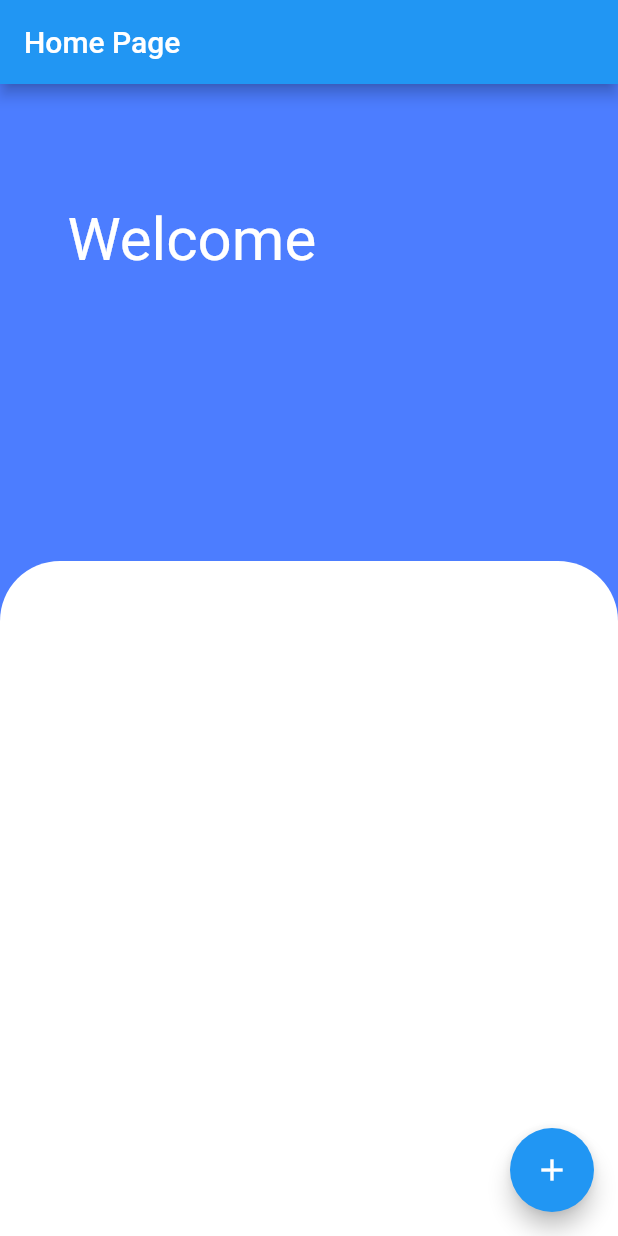
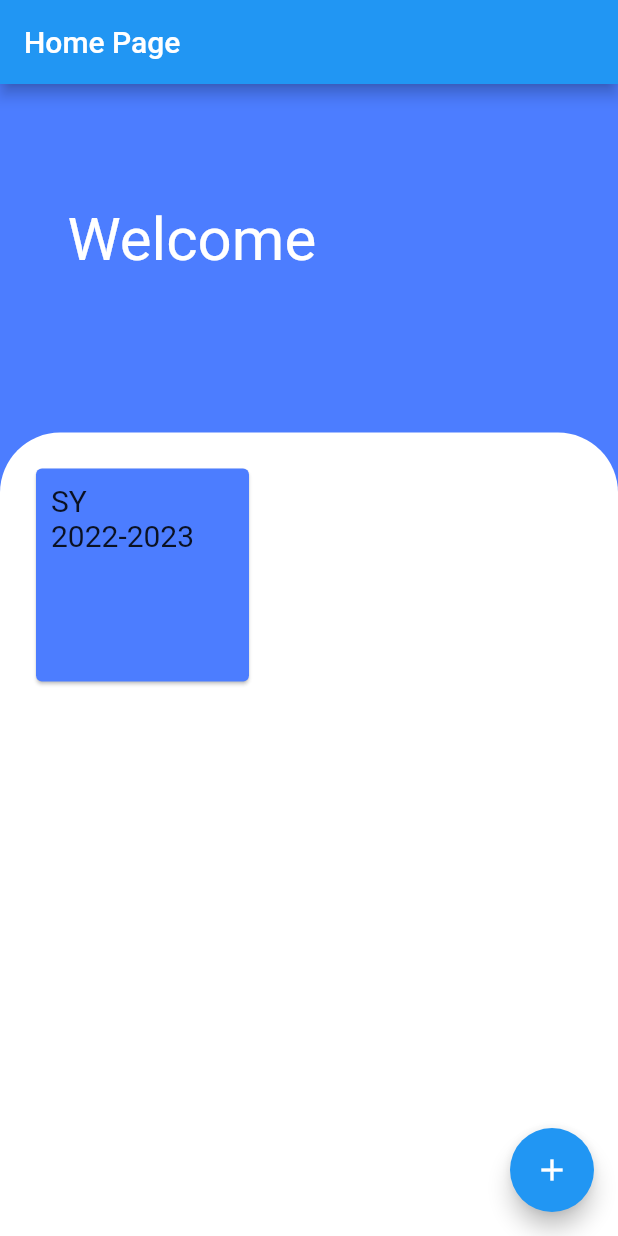
Before and after one commit to nicoitorma/barcode_attendance, a Flutter app: the screen it shows after launch, on a phone screen of 412 x 824 dp. Run offline on Flutter 3.47's test engine with Material 2 defaults, Android fonts, the light colour scheme and no system bars; our stand-ins replace floor, sqflite; missing offline and left inert: flutter_barcode_scanner; accounts and stored records are empty; generated files the repository leaves out were written again.

Commit message:
UI improvement

```diff
--- a/lib/Views/HomePage.dart
+++ b/lib/Views/HomePage.dart
@@ -65,13 +65,33 @@ class _MyHomePageState extends State<MyHomePage> {
           Align(
             alignment: AlignmentDirectional.bottomCenter,
             child: Container(
-              height: 450,
+              padding: const EdgeInsets.all(20),
+              height: MediaQuery.of(context).size.height * 0.65,
               alignment: AlignmentDirectional.bottomCenter,
               decoration: const BoxDecoration(
                   color: Colors.white,
                   borderRadius: BorderRadius.only(
                       topLeft: Radius.circular(40.0),
                       topRight: Radius.circular(40.0))),
+              child: Align(
+                alignment: AlignmentDirectional.topStart,
+                child: Container(
+                  height: 150,
+                  width: 150,
+                  decoration: const BoxDecoration(
+                      borderRadius: BorderRadius.all(Radius.circular(40.0))),
+                  child: const Card(
+                    color: Color.fromARGB(255, 76, 125, 255),
+                    child: Padding(
+                      padding: EdgeInsets.all(10),
+                      child: Text(
+                        "SY 2022-2023",
+                        style: TextStyle(fontSize: 20),
+                      ),
+                    ),
+                  ),
+                ),
+              ),
             ),
           ),
         ],
```
